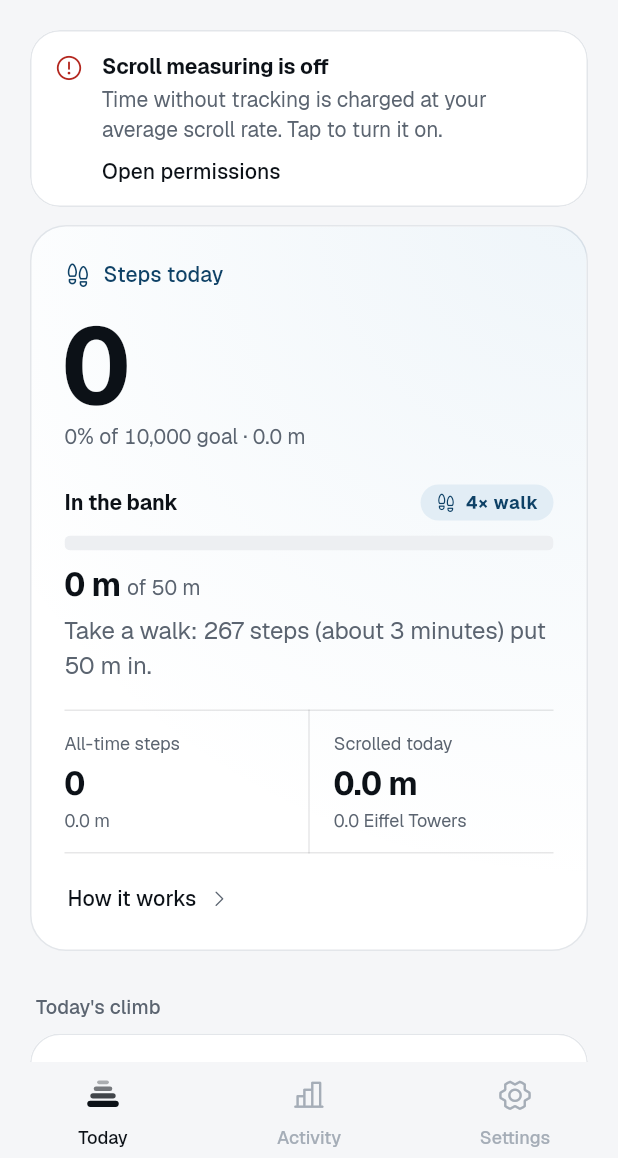
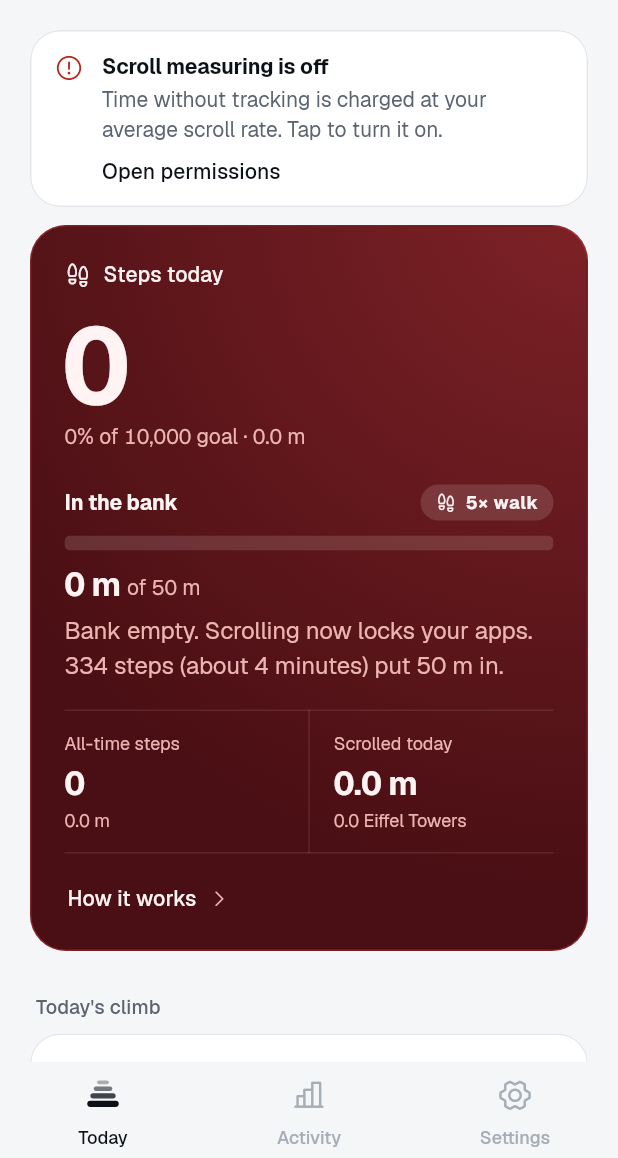
Before and after one commit to lebaaar/doomwalk, a Flutter app: the HomeScreen screen opened directly, on a phone screen of 412 x 824 dp, the part 78-1236 px from its top. Run offline on Flutter 3.47's test engine with Material 3 defaults, Android fonts, the phone set to English and light mode, and no system bars; our stand-ins replace flutter_riverpod, pedometer, permission_handler, share_plus, sqflite; missing offline and left inert: home_widget; accounts and stored records are empty; project files that could hold a hidden picture were left out.

Commit message:
update walking tiers and calculations for scrolling

```diff
--- a/lib/core/scroll_wallet.dart
+++ b/lib/core/scroll_wallet.dart
@@ -26,7 +26,7 @@ class WalletConfig {
   // The first tier applies at the start of the day, the last is the most it can cost
   final List<double> priceTiers;
 
-  static const defaultPriceTiers = <double>[4, 6, 9, 12, 18];
+  static const defaultPriceTiers = <double>[5, 12, 20, 32, 48];
 
   final double priceStepM;
 
--- a/lib/services/controller.dart
+++ b/lib/services/controller.dart
@@ -10,7 +10,6 @@ import 'package:permission_handler/permission_handler.dart';
 import '../core/app_catalog.dart';
 import '../core/health.dart';
 import '../core/landmarks.dart';
-import '../core/presets.dart';
 import '../core/scroll_interpreter.dart';
 import '../core/scroll_wallet.dart';
 import '../core/tamper.dart';
@@ -112,7 +111,7 @@ class DoomWalkController extends ChangeNotifier {
     final store = await Store.open();
     final kv = await store.readKv();
     final now = DateTime.now();
-    // Models 4 and 5 keep everything except that a config on a preset moves to its current tiers; anything older keeps only personal settings
+    // An older model keeps only personal settings
     final savedConfig = kv['config'] == null
         ? null
         : jsonDecode(kv['config']!) as Map<String, Object?>;
@@ -120,8 +119,6 @@ class DoomWalkController extends ChangeNotifier {
         ? const WalletConfig()
         : kv['model'] == modelVersion
         ? WalletConfig.fromJson(savedConfig)
-        : kv['model'] == '4' || kv['model'] == '5'
-        ? Strictness.upgrade(WalletConfig.fromJson(savedConfig))
         : WalletConfig.fromLegacyJson(savedConfig);
     final state = kv['state'] != null
         ? WalletState.fromJson(jsonDecode(kv['state']!) as Map<String, Object?>)
--- a/lib/ui/home_screen.dart
+++ b/lib/ui/home_screen.dart
@@ -311,21 +311,22 @@ class _TodayCardState extends State<_TodayCard> {
         ? _Verdict.full
         : (c.bankM / c.bankCapM <= 0.25 ? _Verdict.low : _Verdict.ok);
 
-    final fg = owed ? col.onHero : col.text;
-    final muted = owed ? col.onHeroMuted : col.muted;
+    final locked = verdict == _Verdict.walk || verdict == _Verdict.empty;
+    final fg = locked ? col.onLock : col.text;
+    final muted = locked ? col.onLockMuted : col.muted;
     final steps = c.stepsToday;
     final goalSub = c.walkError != null
         ? 'Steps aren\'t counted yet'
         : '${(c.goalProgress * 100).round()}% of ${formatCount(c.stepGoal)} goal · ${formatMetres(c.state.walkedTodayM)}';
 
-    final glow = owed ? col.heroTo : col.calmTo;
+    final glow = locked ? col.lockTo : col.calmTo;
     return Container(
       clipBehavior: Clip.antiAlias,
       decoration: BoxDecoration(
         borderRadius: BorderRadius.circular(Radii.surface + 4),
-        color: owed ? col.heroFrom : col.calmFrom,
+        color: locked ? col.lockFrom : col.calmFrom,
         border: Border.all(
-          color: owed ? col.heroTo.withValues(alpha: 0.22) : col.hairline,
+          color: locked ? col.lockTo.withValues(alpha: 0.35) : col.hairline,
         ),
       ),
       child: Material(
@@ -337,7 +338,7 @@ class _TodayCardState extends State<_TodayCard> {
               center: const Alignment(1.0, -1.1),
               radius: 1.25,
               colors: [
-                glow.withValues(alpha: owed ? 0.34 : 0.10),
+                glow.withValues(alpha: locked ? 0.34 : 0.10),
                 glow.withValues(alpha: 0),
               ],
             ),
@@ -361,13 +362,13 @@ class _TodayCardState extends State<_TodayCard> {
                             Icon(
                               Ph.footprints,
                               size: 18,
-                              color: owed ? fg : col.accent,
+                              color: locked ? fg : col.accent,
                             ),
                             const SizedBox(width: 8),
                             Text(
                               'Steps today',
                               style: t.labelLarge?.copyWith(
-                                color: owed ? fg : col.accent,
+                                color: locked ? fg : col.accent,
                                 fontSize: 14,
                               ),
                             ),
@@ -458,6 +459,7 @@ class _BankBlock extends StatelessWidget {
     final t = Theme.of(context).textTheme;
     final col = context.colors;
     final owed = verdict == _Verdict.walk;
+    final locked = owed || verdict == _Verdict.empty;
     final bank = c.bankM;
     final cap = c.bankCapM;
     final stride = c.config.strideM;
@@ -474,14 +476,14 @@ class _BankBlock extends StatelessWidget {
       _Verdict.unfrozen =>
         'Unlocked for ${_countdown(c)}. Scrolling during the pass is free.',
       _Verdict.empty =>
-        'Take a walk: ${stepsText(unlockWalk, stride)} (${walkMinutes(unlockWalk)}) put ${formatRound(unlockM)} in.',
+        'Bank empty. Scrolling now locks your apps. ${stepsText(unlockWalk, stride)} (${walkMinutes(unlockWalk)}) put ${formatRound(unlockM)} in.',
       _Verdict.full => 'Bank full. Walking adds nothing until you scroll some.',
       _Verdict.low || _Verdict.ok =>
         'You can scroll ${formatRound(bank)}. ${stepsText(c.walkToUnlock(cap), stride)} fill it up.',
     };
     final dear = price > c.config.startPrice;
-    final chipFg = owed ? fg : (dear ? col.onAccent : col.onAccentContainer);
-    final chipBg = owed
+    final chipFg = locked ? fg : (dear ? col.onAccent : col.onAccentContainer);
+    final chipBg = locked
         ? fg.withValues(alpha: 0.14)
         : (dear ? col.accent : col.accentContainer);
     final per = formatMetres(1 / price, decimals: price == 1 ? 0 : 2);
@@ -543,8 +545,8 @@ class _BankBlock extends StatelessWidget {
               builder: (_, v, _) => LinearProgressIndicator(
                 value: v,
                 minHeight: 10,
-                color: owed ? fg : col.accent,
-                backgroundColor: owed
+                color: locked ? fg : col.accent,
+                backgroundColor: locked
                     ? fg.withValues(alpha: 0.14)
                     : col.raised2,
               ),
@@ -1233,7 +1235,7 @@ class _Climb extends StatelessWidget {
                     const SizedBox(height: 8),
                     Text(
                       metres < 0.05
-                          ? 'It\'s ${formatRound(next.heightM)} $size. Nothing scrolled yet today, so you haven\'t started.'
+                          ? 'It\'s ${formatRound(next.heightM)} $size. You haven\'t scrolled yet today.'
                           : beyond
                           ? 'You\'ve scrolled ${next.count(metres)} today. Please go outside.'
                           : '${formatMetres(next.heightM - metres)} to go. You\'ve scrolled ${formatMetres(metres)} today.',
```
Also changed, not shown: lib/core/presets.dart (+2 -33 lines), lib/ui/theme.dart (+22 -0 lines), 6 other files.
